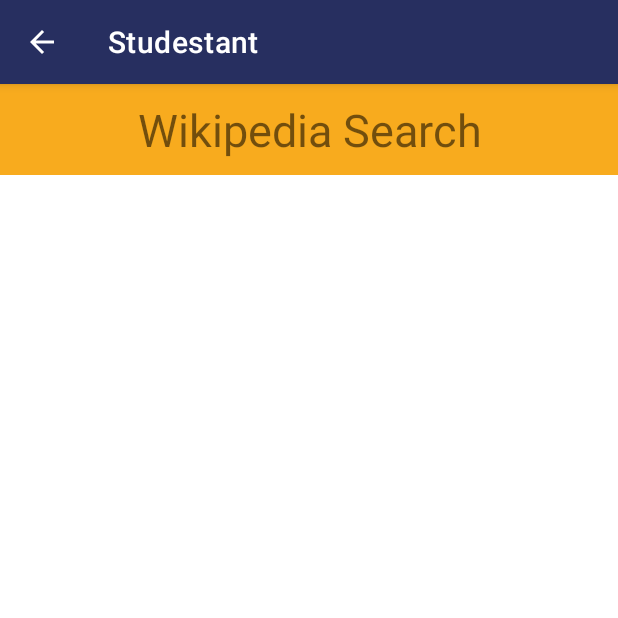
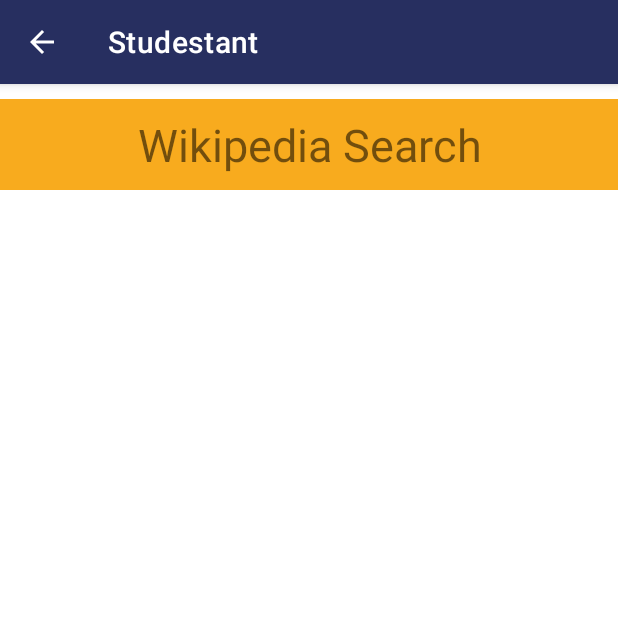
Before and after one commit to NED-CEW-Final-Project-Devs/Studestant, an Android app: the WikipediaSearchActivity screen opened directly, with no data from a screen before it, on a phone screen of 412 x 824 dp, the top half of it. Run offline under Robolectric (Android 15) with nearby library versions, the phone set to English and light mode, and no system bars.

Commit message:
modified layout files

```diff
--- a/app/src/main/java/com/ned_cew_final_project/studestant/MainActivity.java
+++ b/app/src/main/java/com/ned_cew_final_project/studestant/MainActivity.java
@@ -86,7 +86,7 @@
                 mAuth.signOut();
 //                Auth.GoogleSignInApi.signOut(apiClient);  // check this for google signout problems
             }
-        })
+        });
 
         List<AuthUI.IdpConfig> providers = Arrays.asList(
                 new AuthUI.IdpConfig.EmailBuilder().build(),
@@ -146,8 +146,6 @@
                 {
                     finish(); // close the app
                 }
-//                Log.d("FirebaseAuthUi","Sign in failed.");
-//                Toast.makeText(this, "Sign in cancelled.", Toast.LENGTH_SHORT).show();
             }
         }
     }
@@ -157,6 +155,7 @@
         super.onBackPressed();
         finish();
     }
+
 
     private void updateUI() {
         FirebaseUser currentUser = mAuth.getCurrentUser();
--- a/app/src/main/res/layout/activity_wikipedia_search.xml
+++ b/app/src/main/res/layout/activity_wikipedia_search.xml
@@ -1,13 +1,20 @@
 <?xml version="1.0" encoding="utf-8"?>
-<androidx.constraintlayout.widget.ConstraintLayout xmlns:android="http://schemas.android.com/apk/res/android"
+<LinearLayout xmlns:android="http://schemas.android.com/apk/res/android"
     xmlns:app="http://schemas.android.com/apk/res-auto"
     xmlns:tools="http://schemas.android.com/tools"
     android:layout_width="match_parent"
     android:layout_height="match_parent"
-    tools:context=".WikipediaSearchActivity">
+    tools:context=".WikipediaSearchActivity"
+    android:orientation="vertical" >
+
+    <!--HEADER START-->
+    <LinearLayout
+        android:layout_width="match_parent"
+        android:layout_height="wrap_content"
+        android:orientation="vertical" >
 
         <TextView
-        android:id="@+id/txtview_home"
+            android:id="@+id/txtview_wikipedia_search"
             android:layout_width="match_parent"
             android:layout_height="wrap_content"
             android:text="@string/wikipedia_search"
@@ -15,6 +22,11 @@
             android:textAlignment="center"
             android:gravity="center_horizontal"
             android:padding="10dp"
-        android:background="@color/yellow" />
+            android:background="@color/yellow"
+            android:layout_marginTop="10dp"
+            android:layout_marginBottom="10dp" />
 
-</androidx.constraintlayout.widget.ConstraintLayout>
+    </LinearLayout>
+    <!--HEADER END-->
+
+</LinearLayout>
--- a/app/src/main/res/values/strings.xml
+++ b/app/src/main/res/values/strings.xml
@@ -5,4 +5,5 @@
     <string name="pomodoro_timer">Pomodoro Timer</string>
     <string name="formulas_cheatsheet">Formulas Cheatsheet</string>
     <string name="home">Home</string>
+    <string name="sign_out">Sign out</string>
 </resources>
```
Also changed, not shown: app/src/main/res/layout/activity_formulas_cheatsheet_activty.xml (+16 -4 lines), app/src/main/res/layout/activity_main.xml (+18 -2 lines), app/src/main/res/layout/activity_pomodoro_timer.xml (+14 -4 lines), app/src/main/res/layout/activity_todo_list.xml (+15 -4 lines). Lines whose indentation alone changed are shown as unchanged.
